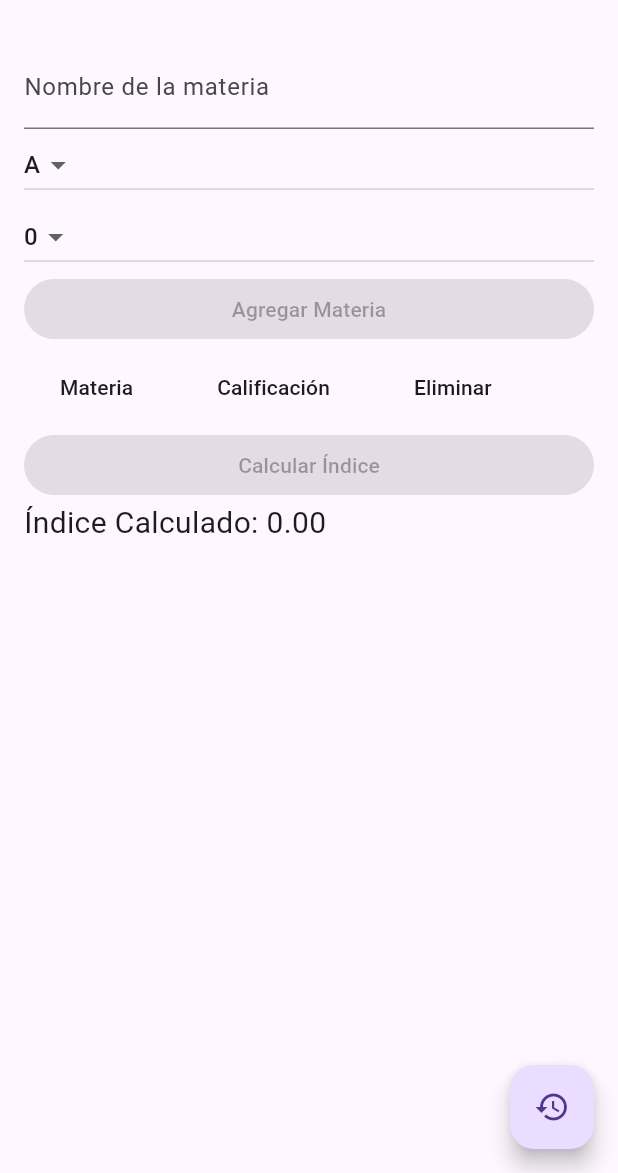
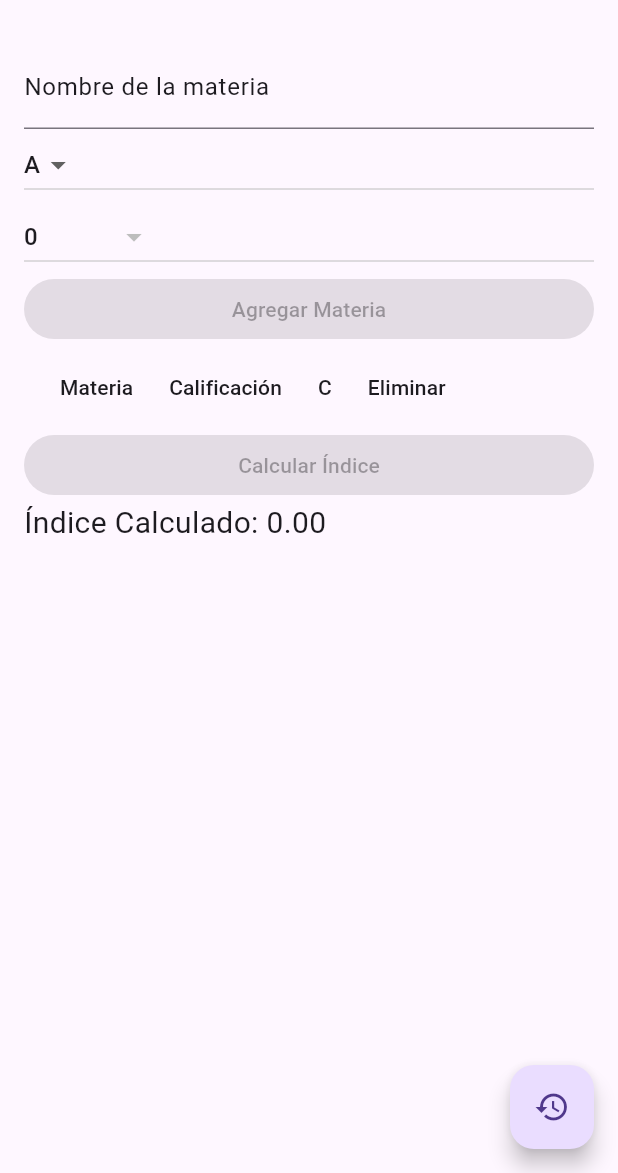
Before and after one commit to 2mingho/Flutter-IndexCalc, a Flutter app: the screen it shows after launch, on a phone screen of 412 x 824 dp, the part 63-1236 px from its top. Run offline on Flutter 3.47's test engine with Material 2 defaults, Android fonts, the phone set to English and light mode, and no system bars.

Commit message:
Dark mode added without button automatically

```diff
--- a/lib/main.dart
+++ b/lib/main.dart
@@ -1,21 +1,24 @@
 import 'package:flutter/material.dart';
 
 void main() {
-  runApp(const MyApp());
+  runApp(MyApp());
 }
 
 class MyApp extends StatelessWidget {
-  const MyApp({super.key});
-
   @override
   Widget build(BuildContext context) {
     return MaterialApp(
       title: 'Calculadora de Índice Académico',
       debugShowCheckedModeBanner: false,
       theme: ThemeData(
+        brightness: Brightness.light, // Modo claro por defecto
         useMaterial3: true,
       ),
-      home: const HomePage(),
+      darkTheme: ThemeData(
+        brightness: Brightness.dark, // Modo oscuro
+        useMaterial3: true,
+      ),
+      home: HomePage(),
     );
   }
 }
@@ -49,15 +52,24 @@ class _HomePageState extends State<HomePage> {
   Widget build(BuildContext context) {
     return Scaffold(
       appBar: AppBar(
-        title: const Text('Calculadora de Índice Académico'),
+        title: Text('Calculadora de Índice Académico'),
       ),
       body: SingleChildScrollView(
         padding: const EdgeInsets.all(16.0),
+        // Modificar el color de fondo en función del modo activo
+        child: Container(
+          color: Theme.of(context).backgroundColor,
           child: Column(
             crossAxisAlignment: CrossAxisAlignment.stretch,
             children: [
+              // ...
               TextFormField(
-              decoration: const InputDecoration(labelText: 'Nombre de la materia'),
+                decoration: InputDecoration(
+                  labelText: 'Nombre de la materia',
+                  labelStyle: TextStyle(
+                    color: Theme.of(context).colorScheme.onBackground,
+                  ),
+                ),
                 onChanged: (value) {
                   setState(() {
                     _currentCourseName = value;
@@ -76,23 +88,39 @@ class _HomePageState extends State<HomePage> {
                     .map<DropdownMenuItem<String>>((String value) {
                   return DropdownMenuItem<String>(
                     value: value,
-                  child: Text(value),
+                    child: Text(value,
+                        style: TextStyle(
+                          color: Theme.of(context).colorScheme.onBackground,
+                        )),
                   );
                 }).toList(),
               ),
               DropdownButton<int>(
                 value: _currentCredits,
-              onChanged: (int? newValue) {
+                onChanged: _currentCourseName.isNotEmpty
+                    ? (int? newValue) {
                         setState(() {
                           _currentCredits = newValue!;
                         });
-              },
+                      }
+                    : null,
                 items: _creditOptions.map<DropdownMenuItem<int>>((int value) {
                   return DropdownMenuItem<int>(
                     value: value,
-                  child: Text(value.toString()),
+                    child: Text(value.toString(),
+                        style: TextStyle(
+                          color: Theme.of(context).colorScheme.onBackground,
+                        )),
                   );
                 }).toList(),
+                hint: Text(
+                  _currentCredits > 0
+                      ? '$_currentCredits créditos'
+                      : 'Créditos',
+                  style: TextStyle(
+                    color: Theme.of(context).colorScheme.onBackground,
+                  ),
+                ),
               ),
               ElevatedButton(
                 onPressed: _canAddCourse() ? _addCourse : null,
@@ -101,11 +129,13 @@ class _HomePageState extends State<HomePage> {
               SingleChildScrollView(
                 scrollDirection: Axis.horizontal,
                 child: DataTable(
-                columns: const [
+                  columns: [
                     DataColumn(label: Text('Materia')),
                     DataColumn(label: Text('Calificación')),
+                    DataColumn(label: Text('C')),
                     DataColumn(label: Text('Eliminar')),
                   ],
+                  columnSpacing: 24.0,
                   rows: _courses.map((course) {
                     Color color;
                     if (course.grade == 'A') {
@@ -123,9 +153,15 @@ class _HomePageState extends State<HomePage> {
                     return DataRow(
                       cells: [
                         DataCell(
-                          Text(course.name, style: TextStyle(color: color))),
+                          Text(course.name, style: TextStyle(color: color)),
+                        ),
                         DataCell(
-                          Text(course.grade, style: TextStyle(color: color))),
+                          Text(course.grade, style: TextStyle(color: color)),
+                        ),
+                        DataCell(
+                          Text(course.credits.toString(),
+                              style: TextStyle(color: color)),
+                        ),
                         DataCell(
                           IconButton(
                             icon: const Icon(Icons.delete, color: Colors.red),
@@ -142,8 +178,9 @@ class _HomePageState extends State<HomePage> {
                 ),
               ),
               ElevatedButton(
-              onPressed:
-                  _courses.isNotEmpty ? () => _calculateIndex(_courses) : null,
+                onPressed: _courses.isNotEmpty
+                    ? () => _calculateIndex(_courses)
+                    : null,
                 child: const Text('Calcular Índice'),
               ),
               Text(
@@ -151,6 +188,7 @@ class _HomePageState extends State<HomePage> {
                 style: const TextStyle(fontSize: 20),
               ),
             ],
+          ),
         ),
       ),
       floatingActionButton: FloatingActionButton(
@@ -161,7 +199,7 @@ class _HomePageState extends State<HomePage> {
   }
 
   bool _canAddCourse() {
-    return _currentCourseName.isNotEmpty;
+    return _currentCourseName.isNotEmpty && _currentCredits > 0;
   }
 
   void _addCourse() {
```
Lines whose indentation alone changed are shown as unchanged.
